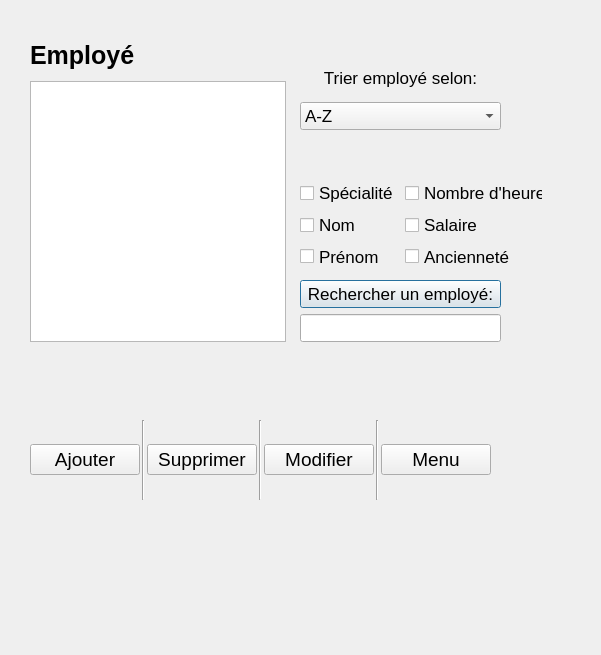
The window that UI/MenuEmploye.ui (LePerron/Application-gestion-employes-projet-session-2023) describes before a commit, drawn with Qt 5.
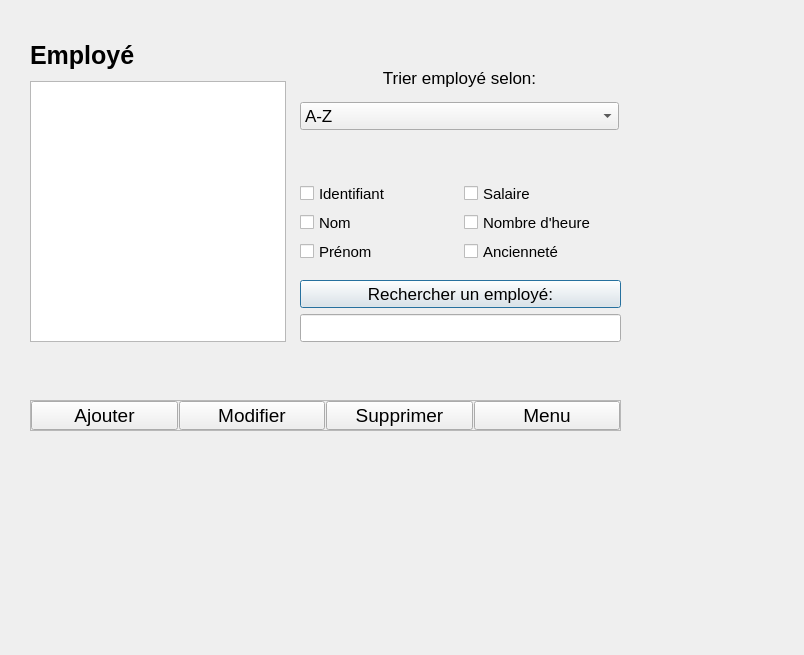
The same window after the commit.

```diff
--- a/UI/MenuEmploye.ui
+++ b/UI/MenuEmploye.ui
@@ -6,7 +6,7 @@
    <rect>
     <x>0</x>
     <y>0</y>
-    <width>601</width>
+    <width>804</width>
     <height>655</height>
    </rect>
   </property>
@@ -43,7 +43,7 @@
     <rect>
      <x>300</x>
      <y>280</y>
-     <width>201</width>
+     <width>321</width>
      <height>64</height>
     </rect>
    </property>
@@ -65,7 +65,7 @@
     <rect>
      <x>300</x>
      <y>60</y>
-     <width>201</width>
+     <width>319</width>
      <height>111</height>
     </rect>
    </property>
@@ -128,97 +128,13 @@
     </rect>
    </property>
   </widget>
-  <widget class="QWidget" name="horizontalLayoutWidget">
-   <property name="geometry">
-    <rect>
-     <x>30</x>
-     <y>420</y>
-     <width>461</width>
-     <height>80</height>
-    </rect>
-   </property>
-   <layout class="QHBoxLayout" name="horizontalLayout" stretch="4,4,4,4,4,4,4">
-    <property name="spacing">
-     <number>2</number>
-    </property>
-    <item>
-     <widget class="QPushButton" name="pushButtonAjouterEmployer">
-      <property name="font">
-       <font>
-        <pointsize>14</pointsize>
-       </font>
-      </property>
-      <property name="text">
-       <string>Ajouter</string>
-      </property>
-     </widget>
-    </item>
-    <item>
-     <widget class="Line" name="line_2">
-      <property name="orientation">
-       <enum>Qt::Vertical</enum>
-      </property>
-     </widget>
-    </item>
-    <item>
-     <widget class="QPushButton" name="pushButtonSupprimerEmployer">
-      <property name="font">
-       <font>
-        <pointsize>14</pointsize>
-       </font>
-      </property>
-      <property name="text">
-       <string>Supprimer</string>
-      </property>
-     </widget>
-    </item>
-    <item>
-     <widget class="Line" name="line">
-      <property name="orientation">
-       <enum>Qt::Vertical</enum>
-      </property>
-     </widget>
-    </item>
-    <item>
-     <widget class="QPushButton" name="pushButtonModifier">
-      <property name="font">
-       <font>
-        <pointsize>14</pointsize>
-       </font>
-      </property>
-      <property name="text">
-       <string>Modifier</string>
-      </property>
-     </widget>
-    </item>
-    <item>
-     <widget class="Line" name="line_3">
-      <property name="orientation">
-       <enum>Qt::Vertical</enum>
-      </property>
-     </widget>
-    </item>
-    <item>
-     <widget class="QPushButton" name="pushButtonRetournerMenu">
-      <property name="font">
-       <font>
-        <pointsize>14</pointsize>
-       </font>
-      </property>
-      <property name="text">
-       <string>Menu</string>
-      </property>
-     </widget>
-    </item>
-   </layout>
-  </widget>
   <widget class="QLabel" name="labelErreurSelection">
    <property name="geometry">
     <rect>
-     <x>20</x>
-     <y>360</y>
-     <width>461</width>
-     <height>51</height>
+     <x>30</x>
+     <y>350</y>
+     <width>591</width>
+     <height>41</height>
     </rect>
    </property>
    <property name="text">
@@ -229,49 +145,79 @@
    <property name="geometry">
     <rect>
      <x>300</x>
-     <y>180</y>
-     <width>243</width>
-     <height>89</height>
+     <y>182</y>
+     <width>321</width>
+     <height>81</height>
     </rect>
    </property>
    <layout class="QGridLayout" name="gridLayout">
-    <item row="1" column="0">
+    <item row="2" column="0">
      <widget class="QCheckBox" name="checkBoxNom">
+      <property name="font">
+       <font>
+        <pointsize>11</pointsize>
+       </font>
+      </property>
       <property name="text">
        <string>Nom</string>
       </property>
      </widget>
     </item>
-    <item row="0" column="1">
-     <widget class="QCheckBox" name="checkBoxNbHeure">
+    <item row="3" column="0">
+     <widget class="QCheckBox" name="checkBoxPrenom">
+      <property name="font">
+       <font>
+        <pointsize>11</pointsize>
+       </font>
+      </property>
       <property name="text">
-       <string>Nombre d'heure</string>
+       <string>Prénom</string>
+      </property>
+     </widget>
+    </item>
+    <item row="1" column="0">
+     <widget class="QCheckBox" name="checkBoxIdentifiant">
+      <property name="font">
+       <font>
+        <pointsize>11</pointsize>
+       </font>
+      </property>
+      <property name="text">
+       <string>Identifiant</string>
       </property>
      </widget>
     </item>
     <item row="1" column="1">
      <widget class="QCheckBox" name="checkBoxSalaire">
+      <property name="font">
+       <font>
+        <pointsize>11</pointsize>
+       </font>
+      </property>
       <property name="text">
        <string>Salaire</string>
       </property>
      </widget>
     </item>
-    <item row="0" column="0">
-     <widget class="QCheckBox" name="checkBoxSpecialite">
-      <property name="text">
-       <string>Spécialité</string>
-      </property>
-     </widget>
-    </item>
-    <item row="2" column="0">
-     <widget class="QCheckBox" name="checkBoxPrenom">
-      <property name="text">
-       <string>Prénom</string>
-      </property>
-     </widget>
-    </item>
     <item row="2" column="1">
+     <widget class="QCheckBox" name="checkBoxNbHeure">
+      <property name="font">
+       <font>
+        <pointsize>11</pointsize>
+       </font>
+      </property>
+      <property name="text">
+       <string>Nombre d'heure</string>
+      </property>
+     </widget>
+    </item>
+    <item row="3" column="1">
      <widget class="QCheckBox" name="checkBoxAnciennete">
+      <property name="font">
+       <font>
+        <pointsize>11</pointsize>
+       </font>
+      </property>
       <property name="text">
        <string>Ancienneté</string>
       </property>
@@ -279,6 +225,120 @@
     </item>
    </layout>
   </widget>
+  <widget class="QFrame" name="horizontalFrame">
+   <property name="geometry">
+    <rect>
+     <x>30</x>
+     <y>400</y>
+     <width>591</width>
+     <height>31</height>
+    </rect>
+   </property>
+   <property name="frameShape">
+    <enum>QFrame::StyledPanel</enum>
+   </property>
+   <property name="frameShadow">
+    <enum>QFrame::Plain</enum>
+   </property>
+   <property name="lineWidth">
+    <number>11</number>
+   </property>
+   <property name="midLineWidth">
+    <number>0</number>
+   </property>
+   <layout class="QHBoxLayout" name="horizontalLayout">
+    <property name="spacing">
+     <number>1</number>
+    </property>
+    <property name="sizeConstraint">
+     <enum>QLayout::SetDefaultConstraint</enum>
+    </property>
+    <property name="leftMargin">
+     <number>0</number>
+    </property>
+    <property name="topMargin">
+     <number>0</number>
+    </property>
+    <property name="rightMargin">
+     <number>0</number>
+    </property>
+    <property name="bottomMargin">
+     <number>0</number>
+    </property>
+    <item>
+     <widget class="QPushButton" name="pushButtonAjouterEmploye">
+      <property name="sizePolicy">
+       <sizepolicy hsizetype="Minimum" vsizetype="Fixed">
+        <horstretch>0</horstretch>
+        <verstretch>10</verstretch>
+       </sizepolicy>
+      </property>
+      <property name="font">
+       <font>
+        <pointsize>14</pointsize>
+       </font>
+      </property>
+      <property name="text">
+       <string>Ajouter</string>
+      </property>
+     </widget>
+    </item>
+    <item>
+     <widget class="QPushButton" name="pushButtonModifier">
+      <property name="sizePolicy">
+       <sizepolicy hsizetype="Minimum" vsizetype="Fixed">
+        <horstretch>0</horstretch>
+        <verstretch>11</verstretch>
+       </sizepolicy>
+      </property>
+      <property name="font">
+       <font>
+        <pointsize>14</pointsize>
+       </font>
+      </property>
+      <property name="text">
+       <string>Modifier</string>
+      </property>
+     </widget>
+    </item>
+    <item>
+     <widget class="QPushButton" name="pushButtonSupprimerEmploye">
+      <property name="sizePolicy">
+       <sizepolicy hsizetype="Minimum" vsizetype="Fixed">
+        <horstretch>0</horstretch>
+        <verstretch>7</verstretch>
+       </sizepolicy>
+      </property>
+      <property name="font">
+       <font>
+        <pointsize>14</pointsize>
+       </font>
+      </property>
+      <property name="text">
+       <string>Supprimer</string>
+      </property>
+     </widget>
+    </item>
+    <item>
+     <widget class="QPushButton" name="pushButtonRetournerMenu">
+      <property name="sizePolicy">
+       <sizepolicy hsizetype="Minimum" vsizetype="Fixed">
+        <horstretch>0</horstretch>
+        <verstretch>13</verstretch>
+       </sizepolicy>
+      </property>
+      <property name="font">
+       <font>
+        <pointsize>14</pointsize>
+       </font>
+      </property>
+      <property name="text">
+       <string>Menu</string>
+      </property>
+     </widget>
+    </item>
+   </layout>
+  </widget>
  </widget>
  <resources/>
  <connections/>
```
Left out of the diff: 23 changed lines with no effect on the pictures.
